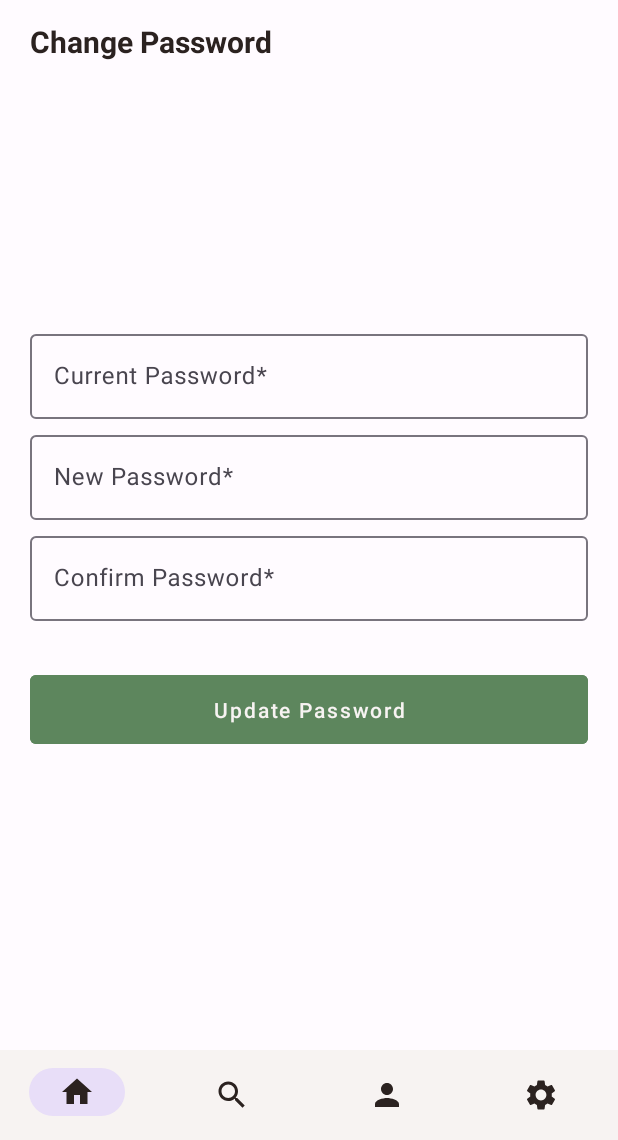
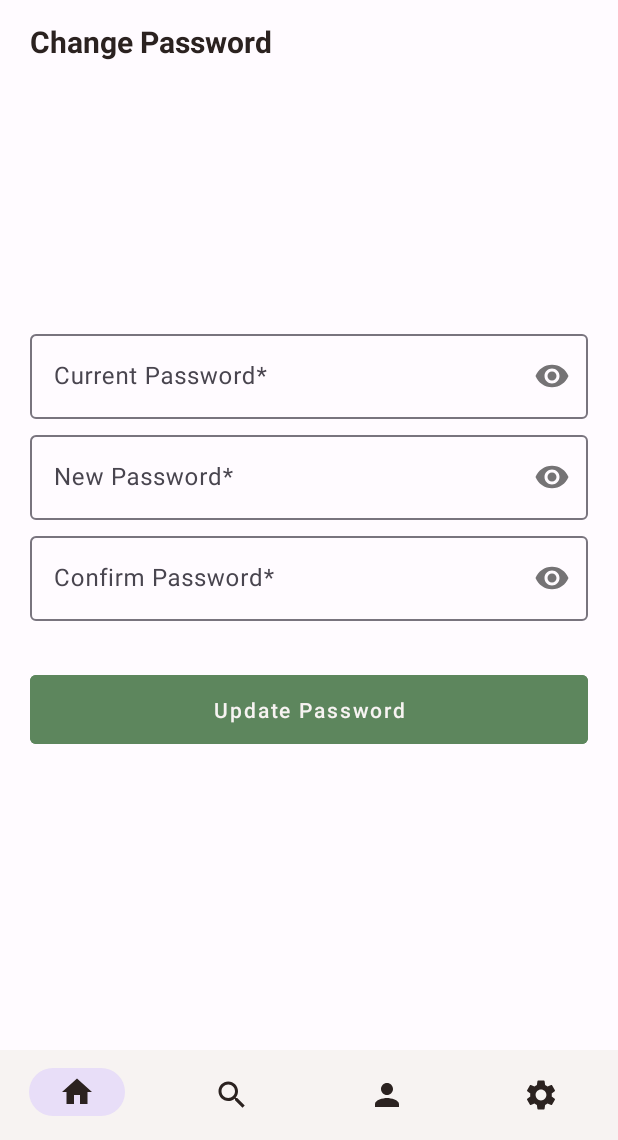
Before and after one commit to scarioEva/find_my_tutor_app, an Android app: the fragment ChangePassword placed in its activity, on a phone screen of 412 x 824 dp, the part 96-1236 px from its top. Run offline under Robolectric (Android 15) with nearby library versions, the phone set to English and light mode, and no system bars; our stand-ins replace Firebase (no records; nobody signed in at launch, a user with empty details on screens opened directly); 2 statements that could not run were skipped.

Commit message:
final changes

```diff
--- a/app/src/main/java/com/example/assignment/Setting.java
+++ b/app/src/main/java/com/example/assignment/Setting.java
@@ -7,6 +7,7 @@ import androidx.annotation.NonNull;
 import androidx.fragment.app.Fragment;
 import androidx.fragment.app.FragmentTransaction;
 
+import android.util.Log;
 import android.view.LayoutInflater;
 import android.view.View;
 import android.view.ViewGroup;
@@ -51,8 +52,11 @@ public class Setting extends Fragment {
     }
 
     private void onSignOut() {
+        Log.d("Student", studentName);
+        Log.d("Student", id);
         Map<String, Object> userData = new HashMap<>();
-        db.collection(studentName==null?"tutor":"student").whereEqualTo("uId", id).get().addOnCompleteListener(new OnCompleteListener<QuerySnapshot>() {
+        userData.put("token", "");
+        db.collection(studentName == null||studentName.equals("")? "tutor" : "student").whereEqualTo("uId", id).get().addOnCompleteListener(new OnCompleteListener<QuerySnapshot>() {
             @Override
             public void onComplete(@NonNull Task<QuerySnapshot> task) {
                 if (task.isSuccessful()) {
@@ -82,6 +86,7 @@ public class Setting extends Fragment {
         FirebaseAuth.getInstance().signOut();
         Intent intent = new Intent(getContext(), LoginActivity.class);
         startActivity(intent);
+        requireActivity().finish();
     }
 
     @Override
@@ -91,7 +96,7 @@ public class Setting extends Fragment {
         Bundle bundle = getArguments();
         id = bundle.getString("user_id");
         layoutId = bundle.getInt("layoutId");
-        studentName=bundle.getString("studentName");
+        studentName = bundle.getString("studentName");
 
         Button accSetting = view.findViewById(R.id.accSetting);
         Button logout = view.findViewById(R.id.logout);
--- a/app/src/main/res/layout/fragment_change_password.xml
+++ b/app/src/main/res/layout/fragment_change_password.xml
@@ -3,6 +3,7 @@
     xmlns:tools="http://schemas.android.com/tools"
     android:layout_width="match_parent"
     android:layout_height="match_parent"
+    xmlns:app="http://schemas.android.com/apk/res-auto"
     tools:context=".ChangePassword">
 
     <TextView
@@ -30,12 +31,13 @@
             android:layout_width="match_parent"
             android:layout_height="match_parent"
             android:layout_marginTop="5dp"
-            android:hint="Current Password*">
+            android:hint="Current Password*"
+            app:passwordToggleEnabled="true">
 
             <com.google.android.material.textfield.TextInputEditText
                 android:layout_width="match_parent"
                 android:layout_height="wrap_content"
-                android:inputType="text"
+                android:inputType="textPassword"
                 android:textColor="@color/text_color"
                 />
         </com.google.android.material.textfield.TextInputLayout>
@@ -46,12 +48,14 @@
             android:layout_width="match_parent"
             android:layout_height="match_parent"
             android:layout_marginTop="5dp"
-            android:hint="New Password*">
+            android:hint="New Password*"
+            app:passwordToggleEnabled="true"
+            >
 
             <com.google.android.material.textfield.TextInputEditText
                 android:layout_width="match_parent"
                 android:layout_height="wrap_content"
-                android:inputType="text"
+                android:inputType="textPassword"
                 android:textColor="@color/text_color"
                 />
         </com.google.android.material.textfield.TextInputLayout>
@@ -62,12 +66,14 @@
             android:layout_width="match_parent"
             android:layout_height="match_parent"
             android:layout_marginTop="5dp"
-            android:hint="Confirm Password*">
+            android:hint="Confirm Password*"
+            app:passwordToggleEnabled="true"
+            >
 
             <com.google.android.material.textfield.TextInputEditText
                 android:layout_width="match_parent"
                 android:layout_height="wrap_content"
-                android:inputType="text"
+                android:inputType="textPassword"
                 android:textColor="@color/text_color"
                 />
         </com.google.android.material.textfield.TextInputLayout>
```
